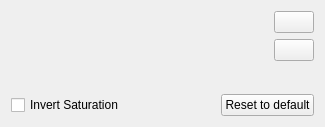
First picture: the form in plugins/dockers/artisticcolorselector/forms/wdgWheelPreferencesPopup.ui, repository KDE/krita, before the edit.
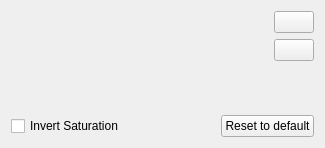
Second picture: the form after the edit. Custom widgets are drawn as their Qt base class.

What changed in the file:
```diff
--- a/plugins/dockers/artisticcolorselector/forms/wdgWheelPreferencesPopup.ui
+++ b/plugins/dockers/artisticcolorselector/forms/wdgWheelPreferencesPopup.ui
@@ -11,7 +11,7 @@
     <x>0</x>
     <y>0</y>
     <width>325</width>
-    <height>127</height>
+    <height>148</height>
    </rect>
   </property>
   <layout class="QVBoxLayout" name="verticalLayout">
@@ -69,6 +69,12 @@
      </item>
      <item column="0" row="2">
       <widget class="QLabel" name="labelSaturationSteps">
+       <property name="minimumSize">
+        <size>
+         <width>16</width>
+         <height>16</height>
+        </size>
+       </property>
        <property name="toolTip">
         <string>Saturation Rings</string>
        </property>
@@ -82,6 +88,12 @@
      </item>
      <item column="0" row="1">
       <widget class="QLabel" name="labelHueSteps">
+       <property name="minimumSize">
+        <size>
+         <width>16</width>
+         <height>16</height>
+        </size>
+       </property>
        <property name="toolTip">
         <string>Hue Steps</string>
        </property>
@@ -95,6 +107,12 @@
      </item>
      <item column="0" row="0">
       <widget class="QLabel" name="labelValueScaleSteps">
+       <property name="minimumSize">
+        <size>
+         <width>16</width>
+         <height>16</height>
+        </size>
+       </property>
        <property name="toolTip">
         <string>Value Scale Steps</string>
        </property>
```
Left out of the diff: 18 changed lines with no effect on the pictures.
